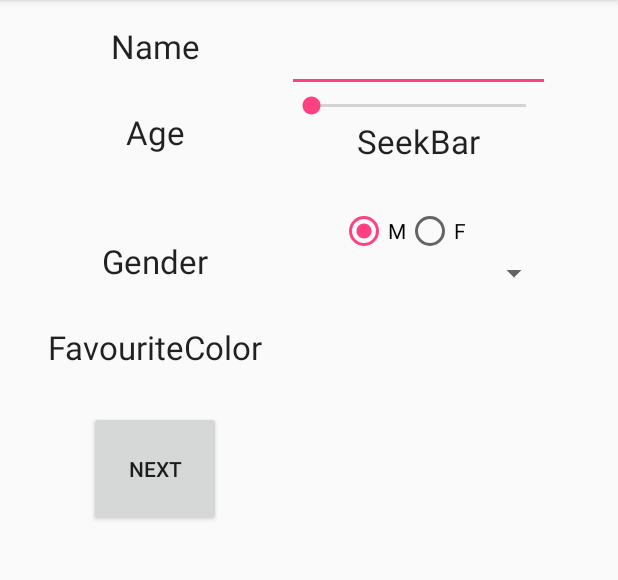
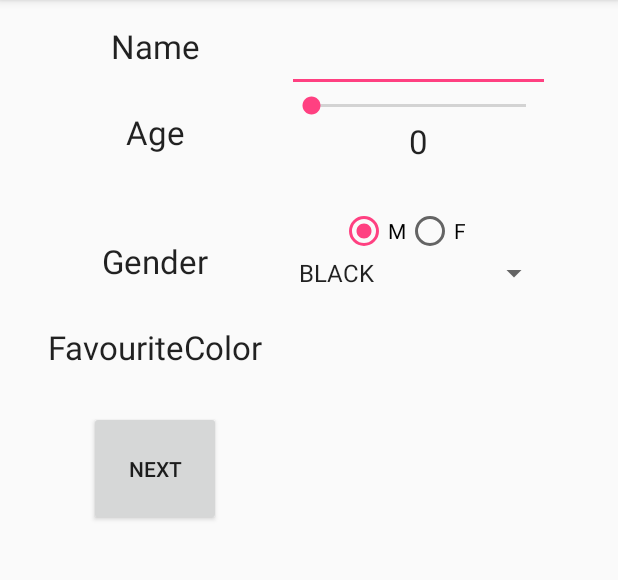
Before and after one commit to CFGLondon/team-6, an Android app: the VolunteerActivity screen opened directly, with no data from a screen before it, after a tap on "NEXT", on a phone screen of 412 x 824 dp, the part 84-664 px from its top. Run offline under Robolectric (Android 15) with nearby library versions, the phone set to English and light mode, and no system bars.

Commit message:
Updated Class

```diff
--- a/TeamFourPlusTwo/app/src/main/java/com/firasaltayeb/teamfourplustwo/BackEnd/Volunteers.java
+++ b/TeamFourPlusTwo/app/src/main/java/com/firasaltayeb/teamfourplustwo/BackEnd/Volunteers.java
@@ -17,13 +17,13 @@ public class Volunteers {
         if(!contains) {
             VolunteersArray.add(volunteer);
         }
-        Log.d("number of elderlies", VolunteersArray.size() + "");
+        Log.d("number of Volunteers", VolunteersArray.size() + "");
     }
 
     public static void isVolunteersExist(Volunteer volunteer){
-        for(Volunteer VolunteerliesItem : VolunteersArray) {
-            if (VolunteerliesItem.getName().equals(volunteer.getName()) && VolunteerliesItem.getGender().equals(volunteer.getGender())
-                    && VolunteerliesItem.getAge() == volunteer.getAge()) {
+        for(Volunteer volunteerliesItem : VolunteersArray) {
+            if (volunteerliesItem.getName().equals(volunteer.getName()) && volunteerliesItem.getGender().equals(volunteer.getGender())
+                    && volunteerliesItem.getAge() == volunteer.getAge()) {
                 contains = true;
                 break;
             }
--- a/TeamFourPlusTwo/app/src/main/java/com/firasaltayeb/teamfourplustwo/FrontEnd/VolunteerActivity.java
+++ b/TeamFourPlusTwo/app/src/main/java/com/firasaltayeb/teamfourplustwo/FrontEnd/VolunteerActivity.java
@@ -2,14 +2,104 @@ package com.firasaltayeb.teamfourplustwo.FrontEnd;
 
 import android.support.v7.app.AppCompatActivity;
 import android.os.Bundle;
-
+import android.util.Log;
+import android.view.View;
+import android.widget.AdapterView;
+import android.widget.ArrayAdapter;
+import android.widget.EditText;
+import android.widget.RadioButton;
+import android.widget.SeekBar;
+import android.widget.Spinner;
+import android.widget.TextView;
+import com.firasaltayeb.teamfourplustwo.BackEnd.Volunteers;
+import com.firasaltayeb.teamfourplustwo.BackEnd.Volunteer;
 import com.firasaltayeb.teamfourplustwo.R;
 
 public class VolunteerActivity extends AppCompatActivity {
+
+    EditText nameEditTxt;
+    RadioButton radioButtonM;
+    RadioButton radioButtonF;
+    SeekBar seekBar;
+    TextView seekBarTxtView;
+    Spinner spinner;
+    ArrayAdapter<CharSequence> adapter;
 
     @Override
     protected void onCreate(Bundle savedInstanceState) {
         super.onCreate(savedInstanceState);
         setContentView(R.layout.activity_volunteer);
+        radioButtonM = (RadioButton) findViewById(R.id.radioButtonM);
+        radioButtonF = (RadioButton) findViewById(R.id.radioButtonF);
+        nameEditTxt = (EditText) findViewById(R.id.nameEditTxt);
+
+        seekBar();
+
+        spinner = (Spinner) findViewById(R.id.spinner);
+        adapter = ArrayAdapter.createFromResource(this, R.array.Colors, android.R.layout.simple_spinner_item);
+        adapter.setDropDownViewResource(android.R.layout.simple_spinner_dropdown_item);
+        spinner.setAdapter(adapter);
+        spinner.setOnItemSelectedListener(new AdapterView.OnItemSelectedListener() {
+            @Override
+            public void onItemSelected(AdapterView<?> parent, View view, int position, long id) {
+                //linearLayout.setBackgroundColor(Color.RED);
+                //Log.d("color", parent.getItemAtPosition(position) + "");
+            }
+
+            @Override
+            public void onNothingSelected(AdapterView<?> parent) {
+
+            }
+        });
+
+    }
+
+    public void seekBar() {
+        seekBar = (SeekBar) findViewById(R.id.seekBar);
+        seekBarTxtView = (TextView) findViewById(R.id.seekBarTxtView);
+        seekBarTxtView.setText(seekBar.getProgress() + "");
+        seekBar.setMax(100);
+        seekBar.setOnSeekBarChangeListener(
+                new SeekBar.OnSeekBarChangeListener() {
+                    @Override
+                    public void onProgressChanged(SeekBar seekBar, int progress, boolean fromUser) {
+                        seekBarTxtView.setText(progress + "");
+                    }
+
+                    @Override
+                    public void onStartTrackingTouch(SeekBar seekBar) {
+
+                    }
+
+                    @Override
+                    public void onStopTrackingTouch(SeekBar seekBar) {
+                    }
+                }
+        );
+    }
+
+    /**
+     * Called when the user clicks the Save button
+     */
+    public void saveMessage(View view) {
+        String name = nameEditTxt.getText().toString();
+
+        String gender;
+        if(radioButtonF.isChecked()){
+            gender = "Female";
+        }else{
+            gender = "male";
+        }
+
+        int age = Integer.parseInt(seekBarTxtView.getText().toString());
+
+        Log.d("name", name);
+        Log.d("gender", gender);
+        Log.d("Age", Integer.parseInt(seekBarTxtView.getText().toString()) + "");
+
+
+        Volunteer volunteer =  new Volunteer(name,gender,age);
+        Volunteers.AddVolunteers(volunteer);
+
     }
 }
```
